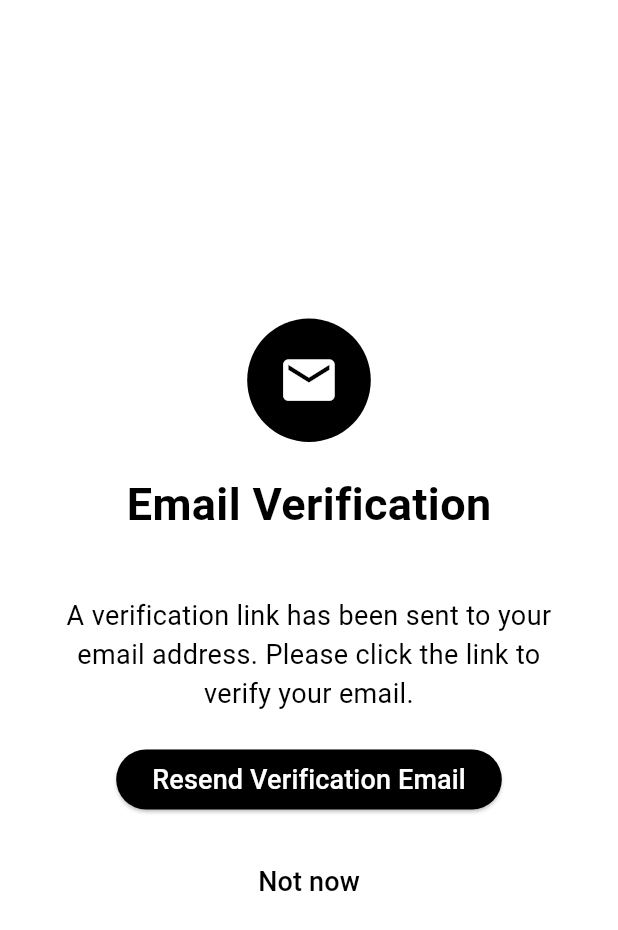
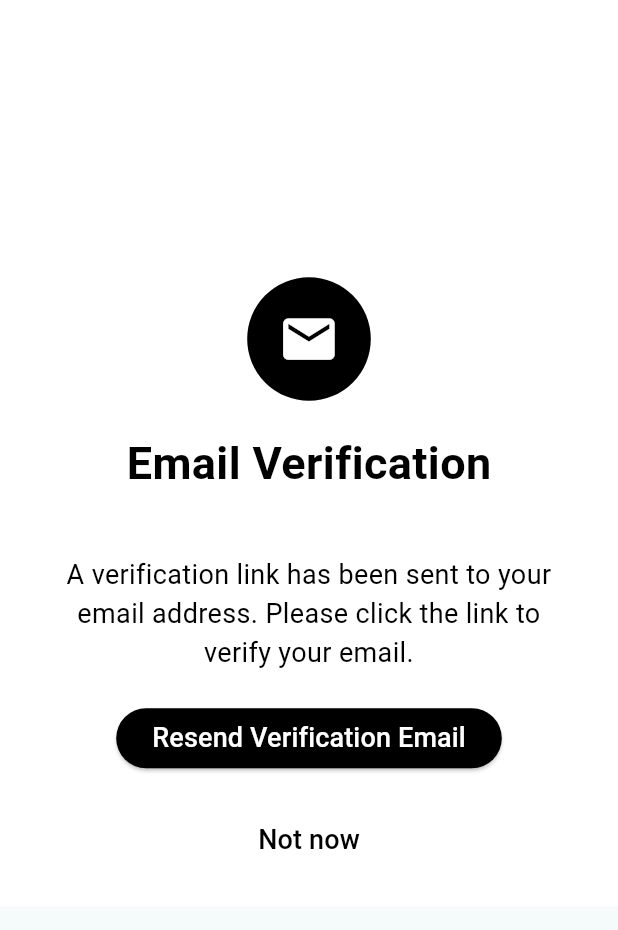
Before and after one commit to akshay-1705/maison_mate_partner_client, a Flutter app: the EmailVerificationScreen screen opened directly, on a phone screen of 412 x 824 dp. Shown: the top 930 px of the screen. Run offline on Flutter 3.47's test engine with Material 2 defaults, Android fonts, the phone set to English and light mode, and no system bars; our stand-ins replace file_picker, flutter_secure_storage, multi_select_flutter, webview_flutter; accounts and stored records are empty.

Commit message:
make email page responsive

```diff
--- a/lib/screens/email_verification_screen.dart
+++ b/lib/screens/email_verification_screen.dart
@@ -7,8 +7,10 @@ class EmailVerificationScreen extends StatelessWidget {
 
   @override
   Widget build(BuildContext context) {
+    final screenHeight = MediaQuery.of(context).size.height;
     return Scaffold(
-      body: Container(
+        body: SingleChildScrollView(
+      child: Container(
         decoration: const BoxDecoration(
           gradient: LinearGradient(
             colors: [
@@ -27,6 +29,9 @@ class EmailVerificationScreen extends StatelessWidget {
                 child: Column(
                   mainAxisAlignment: MainAxisAlignment.center,
                   children: <Widget>[
+                    SizedBox(
+                      height: screenHeight * 0.2,
+                    ),
                     CircleAvatar(
                       radius: constraints.maxWidth * 0.1, // Responsive sizing
                       backgroundColor: const Color(themeColor),
@@ -104,6 +109,6 @@ class EmailVerificationScreen extends StatelessWidget {
           },
         ),
       ),
-    );
+    ));
   }
 }
```
